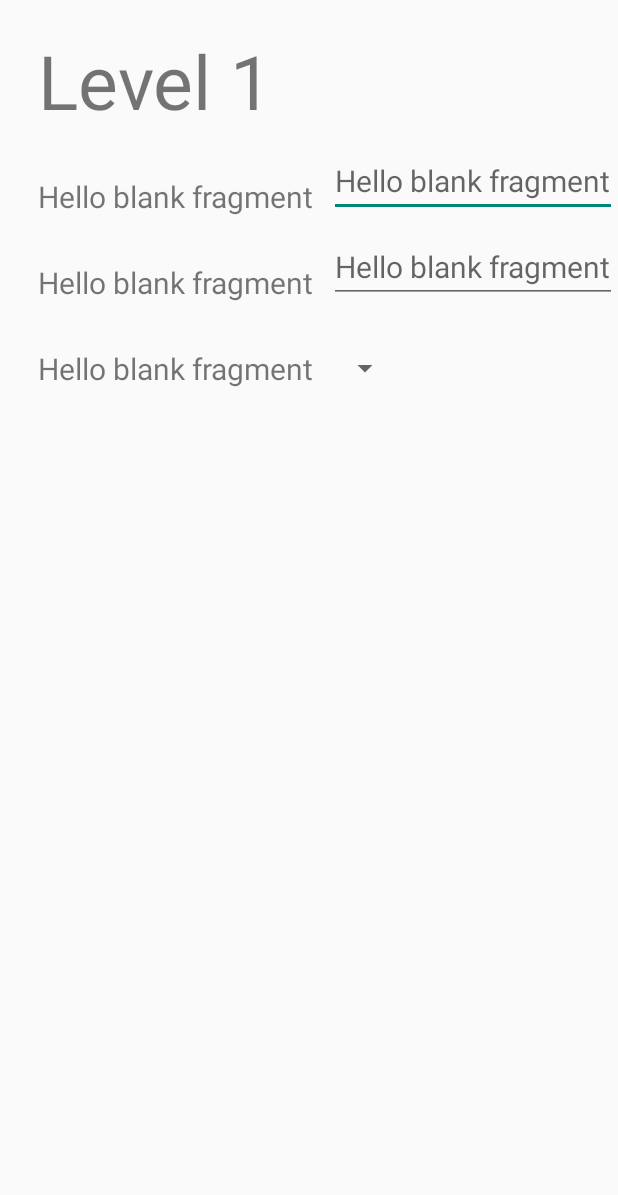
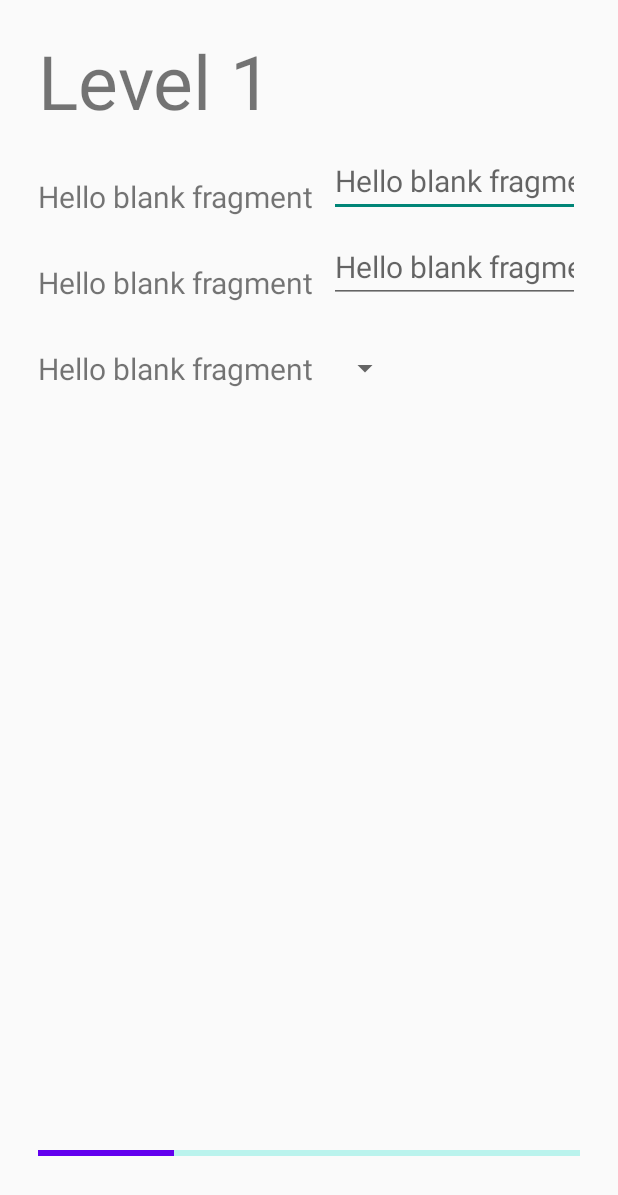
Before and after one commit to DerekMarshall855/CP470_Final_Project, an Android app: the fragment GameControlsFragment shown on its own in the app's theme, on a phone screen of 412 x 824 dp. Shown: the top 1195 px of the screen. Run offline under Robolectric (Android 15) with nearby library versions, the phone set to English and light mode, and no system bars.

Commit message:
Added progress bar

```diff
--- a/app/src/main/res/layout/fragment_game_controls.xml
+++ b/app/src/main/res/layout/fragment_game_controls.xml
@@ -35,6 +35,7 @@
         android:textSize = "20sp"
         android:layout_marginTop = "30dp"
         android:layout_marginStart = "10dp"
+        android:layout_marginEnd = "25dp"
         android:layout_alignBottom = "@id/gameText1"
         android:layout_toEndOf = "@id/gameText1"/>
 
@@ -58,6 +59,7 @@
         android:textSize = "20sp"
         android:layout_marginTop = "30dp"
         android:layout_marginStart = "10dp"
+        android:layout_marginEnd = "25dp"
         android:layout_alignBottom = "@id/gameText2"
         android:layout_toEndOf = "@id/gameText2"/>
 
@@ -78,8 +80,24 @@
         android:textSize = "20sp"
         android:layout_marginTop = "30dp"
         android:layout_marginStart = "10dp"
+        android:layout_marginEnd = "25dp"
         android:layout_below = "@id/gameText2"
         android:layout_alignBottom = "@id/gameText3"
         android:layout_toEndOf = "@id/gameText3"/>
 
+    <ProgressBar
+        android:id="@+id/levelCompletionBar"
+        style="?android:attr/progressBarStyleHorizontal"
+        android:layout_width="match_parent"
+        android:layout_height="wrap_content"
+        android:minHeight="30dp"
+        android:progress="25"
+        android:progressBackgroundTint="@color/colorAccent"
+        android:progressTint="@color/colorPrimary"
+        android:layout_marginStart = "25dp"
+        android:layout_marginEnd = "25dp"
+        android:layout_marginBottom = "40dp"
+        android:layout_alignParentBottom = "true"
+        />
+
 </RelativeLayout>
```
